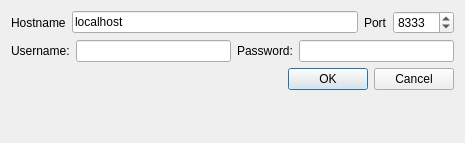
skitzycat/beedraw, file designer/ConnectionDialogUi.ui: the form before one commit.
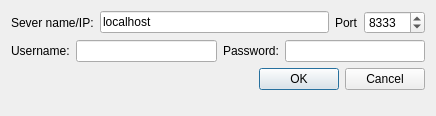
The form after the commit.

Commit message: fixed drawing bug, changed text in connection dialog box

```diff
--- a/designer/ConnectionDialogUi.ui
+++ b/designer/ConnectionDialogUi.ui
@@ -1,12 +1,12 @@
 <ui version="4.0" >
  <class>ConnectionInfoDialog</class>
- <widget class="QDialog" name="ConnectionInfoDialog" >
-  <property name="geometry" >
+ <widget class="QDialog" name="ConnectionInfoDialog">
+  <property name="geometry">
    <rect>
     <x>0</x>
     <y>0</y>
-    <width>465</width>
-    <height>143</height>
+    <width>436</width>
+    <height>116</height>
    </rect>
   </property>
   <property name="windowTitle" >
@@ -16,9 +16,9 @@
    <item>
     <layout class="QHBoxLayout" >
      <item>
-      <widget class="QLabel" name="label" >
-       <property name="text" >
-        <string>Hostname</string>
+      <widget class="QLabel" name="label">
+       <property name="text">
+        <string>Sever name/IP:</string>
        </property>
       </widget>
      </item>
@@ -103,8 +103,8 @@
      <property name="orientation" >
       <enum>Qt::Horizontal</enum>
      </property>
-     <property name="standardButtons" >
-      <set>QDialogButtonBox::Cancel|QDialogButtonBox::NoButton|QDialogButtonBox::Ok</set>
+     <property name="standardButtons">
+      <set>QDialogButtonBox::Cancel|QDialogButtonBox::Ok</set>
      </property>
     </widget>
    </item>
```
Left out of the diff: 63 changed lines with no effect on the pictures. The commit also changes 2 other files.
